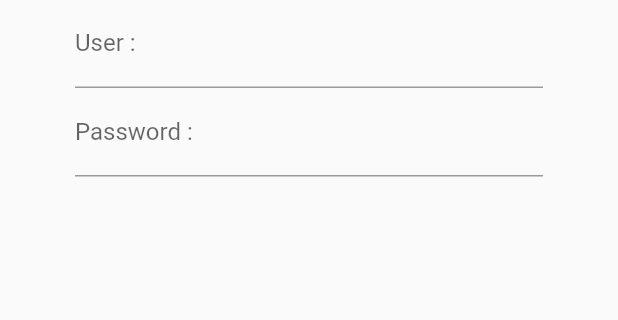
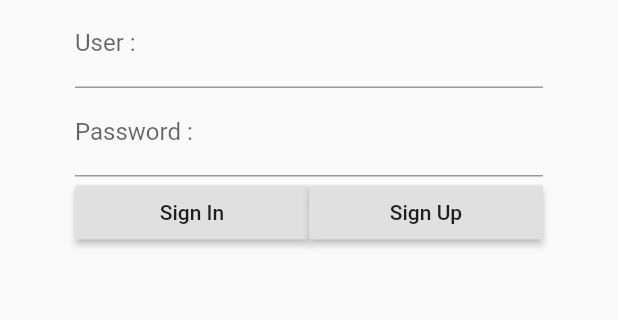
Before and after one commit to ThamNuchjarin/NuchjarinFood, a Flutter app: the screen it shows after launch, on a phone screen of 412 x 824 dp, the part 416-736 px from its top. Run offline on Flutter 3.47's test engine with Material 2 defaults, Android fonts, the phone set to English and light mode, and no system bars.

Commit message:
Add button sign  in and sign up

```diff
--- a/lib/screens/authen.dart
+++ b/lib/screens/authen.dart
@@ -11,6 +11,20 @@ class _AuthenState extends State<Authen> {
     return Image.asset('images/logo.png');
   }
 
+  Widget showSignUp() {
+    return RaisedButton(
+      child: Text('Sign Up'),
+      onPressed: () {},
+    );
+  }
+
+  Widget showSignIn() {
+    return RaisedButton(
+      child: Text('Sign In'),
+      onPressed: () {},
+    );
+  }
+
   Widget showUser() {
     return TextFormField(
       decoration: InputDecoration(labelText: 'User :', hintText: 'Your user'),
@@ -19,8 +33,8 @@ class _AuthenState extends State<Authen> {
 
   Widget showPassword() {
     return TextFormField(
-      decoration:
-          InputDecoration(labelText: 'Password :', hintText: 'More 6 parameters'),
+      decoration: InputDecoration(
+          labelText: 'Password :', hintText: 'More 6 parameters'),
     );
   }
 
@@ -52,6 +66,19 @@ class _AuthenState extends State<Authen> {
           Container(
             margin: EdgeInsets.only(left: 50.0, right: 50.0),
             child: showPassword(),
+          ),
+          Container(
+            margin: EdgeInsets.only(left: 50.0, right: 50.0),
+            child: Row(
+              children: <Widget>[
+                Expanded(
+                  child: showSignIn(),
+                ),
+                Expanded(
+                  child: showSignUp(),
+                )
+              ],
+            ),
           )
         ],
       ),
```
